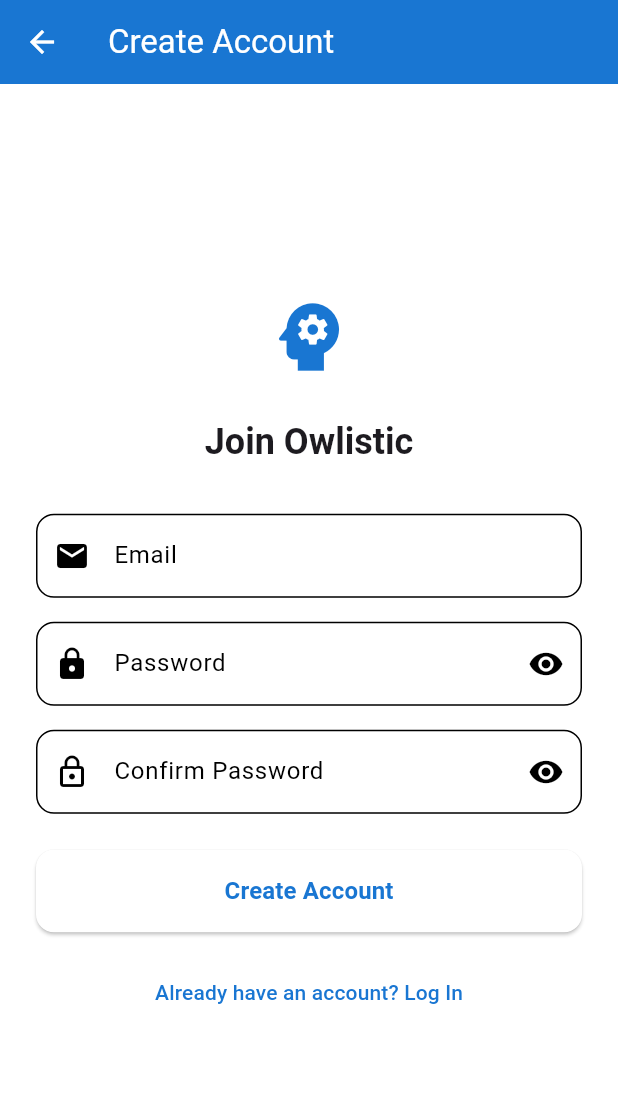
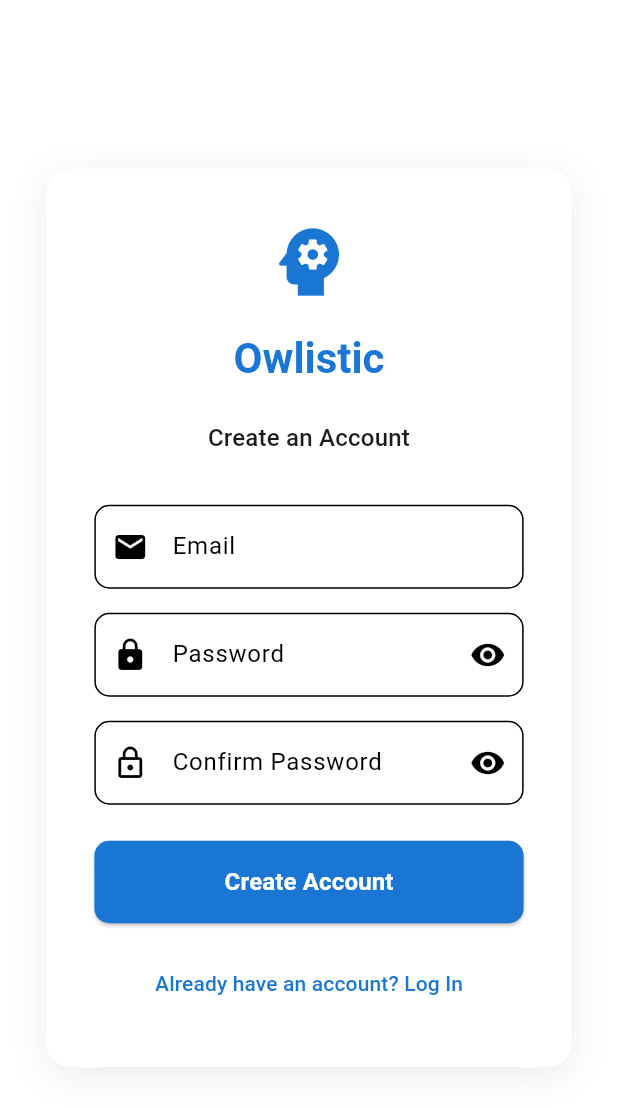
Before and after one commit to owlistic-notes/owlistic, a Flutter app: the RegisterScreen screen opened by its route, on a phone screen of 412 x 824 dp. Shown: the top 1108 px of the screen. Run offline on Flutter 3.47's test engine with Material 3 defaults, Android fonts, the phone set to English and light mode, and no system bars; our stand-ins replace flutter_secure_storage, go_router, nested, shared_preferences; missing offline and left inert: super_editor; accounts and stored records are empty; statements that could not run were skipped.

Commit message:
Align register screen look to login screen

```diff
--- a/src/frontend/lib/screens/register_screen.dart
+++ b/src/frontend/lib/screens/register_screen.dart
@@ -80,58 +80,80 @@
   @override
   Widget build(BuildContext context) {
     final theme = Theme.of(context);
+    final size = MediaQuery.of(context).size;
 
     // Watch the RegisterViewModel for changes
     final registerViewModel = context.watch<RegisterViewModel>();
     final isLoading = registerViewModel.isLoading;
 
     return Scaffold(
-      appBar: AppBar(
-        title: const Text('Create Account'),
-        leading: IconButton(
-          icon: const Icon(Icons.arrow_back),
-          onPressed: () => registerViewModel.navigateToLogin(context),
-        ),
-      ),
+      backgroundColor: theme.colorScheme.background,
+      // Remove the AppBar completely
       body: Center(
         child: SingleChildScrollView(
-          padding: const EdgeInsets.all(24.0),
+          child: Center(
+            child: Container(
+              constraints: const BoxConstraints(
+                maxWidth: 400,
+                minHeight: 500,
+              ),
+              width: size.width * 0.85,
+              margin: const EdgeInsets.symmetric(vertical: 24.0),
+              decoration: BoxDecoration(
+                color: theme.colorScheme.surface,
+                borderRadius: BorderRadius.circular(16),
+                boxShadow: [
+                  BoxShadow(
+                    color: Colors.black.withOpacity(0.08),
+                    blurRadius: 20,
+                    offset: const Offset(0, 5),
+                  ),
+                ],
+              ),
+              child: Padding(
+                padding: const EdgeInsets.all(32.0),
+                child: Form(
+                  key: _formKey,
           child: Column(
             mainAxisAlignment: MainAxisAlignment.center,
             crossAxisAlignment: CrossAxisAlignment.stretch,
             children: [
-              // App logo
-              Icon(
-                Icons.psychology,
-                size: 60,
-                color: theme.primaryColor,
-              ),
-              const SizedBox(height: 24),
+                      // Logo
+                      Icon(
+                        Icons.psychology,
+                        size: 60,
+                        color: theme.primaryColor,
+                      ),
+                      const SizedBox(height: 16),
 
-              // App name
+                      // App title
               Text(
-                'Join Owlistic',
-                style: theme.textTheme.headlineSmall?.copyWith(
+                        'Owlistic',
+                        style: theme.textTheme.headlineMedium!.copyWith(
+                          color: theme.primaryColor,
                   fontWeight: FontWeight.bold,
                 ),
                 textAlign: TextAlign.center,
               ),
+                      const SizedBox(height: 24),
+
+                      // Subtitle
+                      Text(
+                        'Create an Account',
+                        style: theme.textTheme.titleMedium,
+                        textAlign: TextAlign.center,
+                      ),
               const SizedBox(height: 32),
 
-              // Registration form
-              Form(
-                key: _formKey,
-                child: Column(
-                  crossAxisAlignment: CrossAxisAlignment.stretch,
-                  children: [
                     // Email field
                     TextFormField(
                       controller: _emailController,
                       decoration: InputDecoration(
                         labelText: 'Email',
+                          hintText: 'Enter your email',
                         prefixIcon: const Icon(Icons.email),
                         border: OutlineInputBorder(
-                          borderRadius: BorderRadius.circular(12),
+                            borderRadius: BorderRadius.circular(10),
                         ),
                       ),
                       keyboardType: TextInputType.emailAddress,
@@ -152,6 +174,7 @@
                       controller: _passwordController,
                       decoration: InputDecoration(
                         labelText: 'Password',
+                          hintText: 'Enter your password',
                         prefixIcon: const Icon(Icons.lock),
                         suffixIcon: IconButton(
                           icon: Icon(
@@ -166,7 +189,7 @@
                           },
                         ),
                         border: OutlineInputBorder(
-                          borderRadius: BorderRadius.circular(12),
+                            borderRadius: BorderRadius.circular(10),
                         ),
                       ),
                       obscureText: !_isPasswordVisible,
@@ -187,6 +210,7 @@
                       controller: _confirmPasswordController,
                       decoration: InputDecoration(
                         labelText: 'Confirm Password',
+                          hintText: 'Confirm your password',
                         prefixIcon: const Icon(Icons.lock_outline),
                         suffixIcon: IconButton(
                           icon: Icon(
@@ -201,7 +225,7 @@
                           },
                         ),
                         border: OutlineInputBorder(
-                          borderRadius: BorderRadius.circular(12),
+                            borderRadius: BorderRadius.circular(10),
                         ),
                       ),
                       obscureText: !_isConfirmPasswordVisible,
@@ -221,9 +245,11 @@
                     ElevatedButton(
                       onPressed: isLoading ? null : _register,
                       style: ElevatedButton.styleFrom(
+                          backgroundColor: theme.primaryColor,
+                          foregroundColor: Colors.white,
                         padding: const EdgeInsets.symmetric(vertical: 16),
                         shape: RoundedRectangleBorder(
-                          borderRadius: BorderRadius.circular(12),
+                            borderRadius: BorderRadius.circular(10),
                         ),
                       ),
                       child: isLoading
@@ -251,7 +277,8 @@
                   ],
                 ),
               ),
-            ],
+              ),
+            ),
           ),
         ),
       ),
```
